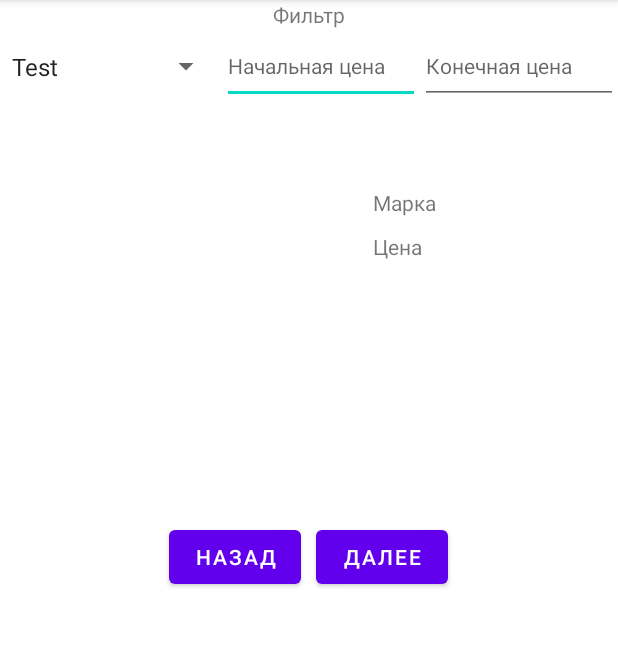
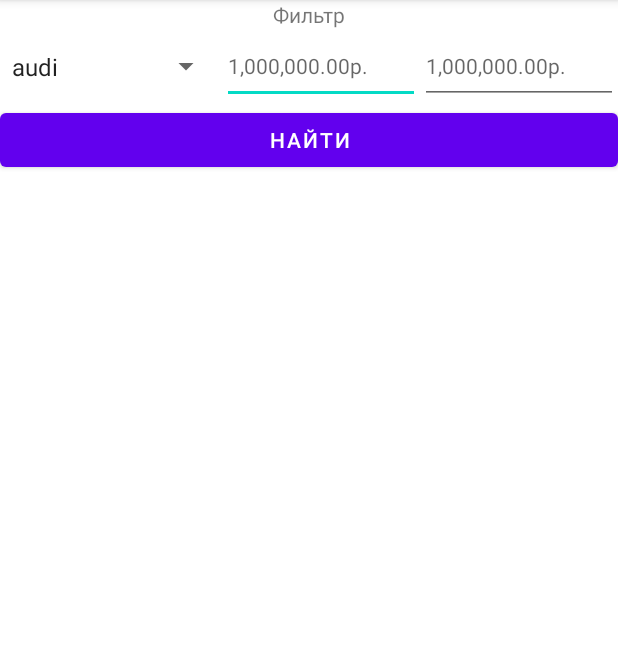
Before and after one commit to manicall/IRA, an Android app: the screen it shows after launch (MainActivity), on a phone screen of 412 x 824 dp, the part 84-731 px from its top. Run offline under Robolectric (Android 15) with nearby library versions, the phone set to English and light mode, and no system bars.

Commit message:
trying hard

```diff
--- a/tired10/app/src/main/java/com/example/tired10/MainActivity.java
+++ b/tired10/app/src/main/java/com/example/tired10/MainActivity.java
@@ -8,90 +8,87 @@ import android.graphics.BitmapFactory;
 import android.graphics.drawable.BitmapDrawable;
 import android.graphics.drawable.Drawable;
 import android.os.Bundle;
-import android.provider.ContactsContract;
+import android.util.Log;
 import android.view.View;
 import android.widget.ArrayAdapter;
+import android.widget.Button;
 import android.widget.ImageView;
 import android.widget.Spinner;
 import android.widget.TextView;
 
 import androidx.appcompat.app.AppCompatActivity;
 
-import com.example.tired10.R;
-
 import java.io.ByteArrayOutputStream;
 import java.util.ArrayList;
+import java.util.HashSet;
+import java.util.Locale;
 
-public class MainActivity extends AppCompatActivity {
+public class MainActivity extends AppCompatActivity implements View.OnClickListener {
+    // хранит записи о машинах по заданному фильтру
     private ArrayList<Car> cars = new ArrayList<>();
-    private ArrayList<String> marks = new ArrayList<>();
-    private ArrayList<View> informationFields = new ArrayList<>();
+    // хранит элементы отображающие записи об автомобилях
+    private ArrayList<View> informationElements = new ArrayList<>();
+    // указатель на текущую запись об автомобилях
+    private int currentCarId = 0;
+    // экземпляр базы данных
+    SQLiteDatabase db;
 
-    private int currentCarId = 0;
+    boolean isVisible = true;
 
     @Override
     protected void onCreate(Bundle savedInstanceState) {
         super.onCreate(savedInstanceState);
         setContentView(R.layout.activity_main);
         // открытие базы данных
-        SQLiteDatabase db =
-                getBaseContext().openOrCreateDatabase("app.db", MODE_PRIVATE, null);
+        db = getBaseContext().openOrCreateDatabase("app.db", MODE_PRIVATE, null);
         // создание записей в базе данных
         addRecords(db);
-        // выборка всех записей из таблицы student
+
+        // заполняем фильтр подсказками
+        initializateFilter();
+        // запоминаем элементы, которые управляют выводом информации об автомобиле
+        // для того чтобы скрывать и выводить их в нужный нам момент
+        setInformationElements();
+        // устанавливаем слушатели на кнопки
+        setOnClickListeners();
+        // скрываем информацию об автомобиле,
+        // так как пользователь еще не задал параметры фильтра
+        hideInformation();
+
+    }
+
+    void initializateFilter(){
+        // HashSet - для исключения повторяющихся элементов
+        // хранит множество всех марок автомобилей из бд
+        HashSet<String> marks = new HashSet<>();
+        // хранит список всех цен автомобилей из бд
+        ArrayList<Double> prices = new ArrayList<>();
+        // запрос на выборку всех данных из таблицы cars
         Cursor carCursor = db.rawQuery("SELECT * FROM cars;", null);
 
-        // добавление записей в список
+        // переход к первой записи в бд
         carCursor.moveToFirst();
+        // извлекаем записи из бд
         while(!carCursor.isAfterLast()){
-            // добавление имени студента
-            cars.add(new Car(
-                    carCursor.getInt(0),
-                    carCursor.getString(1),
-                    carCursor.getString(2),
-                    carCursor.getBlob(3)));
+            // формируем список возможных марок автомобилей с удалением кавычек
+            marks.add(deleteQuotes(carCursor.getString(1)));
+            // формируем список возможных цен автомобилей
+            prices.add(carCursor.getDouble(2));
+            // переход на следующую запись
             carCursor.moveToNext();
         }
+        // закрываем курсор
         carCursor.close();
 
-        TextView startPrice = findViewById(R.id.startPrice);
-        TextView endPrice = findViewById(R.id.endPrice);
+        // устанавливаем записи о марках автомобилей в выпадающий список
+        Spinner spinner = (Spinner) findViewById(R.id.markSpinner);
+        spinnerSetAdapter(spinner, new ArrayList<>(marks));
 
-
-
-        setTextViews();
-
-        hideInformations();
-        showInformations();
-
-        setCarPicture(cars.get(0).getPicture());
-
-        marks.add("Test");
-        Spinner spinner = (Spinner) findViewById(R.id.markSpinner);
-        spinnerSetAdapter(spinner);
+        // устанавливаем подсказки о доступных ценах автомобилей
+        setHintPrice(prices);
     }
-
-    private void setTextViews() {
-        informationFields.add(findViewById(R.id.markName));
-        informationFields.add(findViewById(R.id.markValue));
-        informationFields.add(findViewById(R.id.priceName));
-        informationFields.add(findViewById(R.id.priceValue));
-        informationFields.add(findViewById(R.id.carPicture));
-        informationFields.add(findViewById(R.id.buttonPrevious));
-        informationFields.add(findViewById(R.id.buttonNext));
-    }
-
-    private void hideInformations() {
-        for (View informationField : informationFields)
-            informationField.setVisibility(View.INVISIBLE);
-    }
-
-    private void showInformations() {
-        for (View informationField : informationFields)
-            informationField.setVisibility(View.VISIBLE);
-    }
-
-    private void spinnerSetAdapter(Spinner spinner) {
+    // устанавливает записи о марках автомобилей в выпадающий список
+    private void spinnerSetAdapter(Spinner spinner, ArrayList<String> marks) {
         //Создаем адаптер ArrayAdapter с помощью массива строк и стандартной разметки элемета spinner
         ArrayAdapter<String> adapter = new ArrayAdapter<>(spinner.getContext(),
                 android.R.layout.simple_spinner_item, marks);
@@ -101,32 +98,97 @@ public class MainActivity extends AppCompatActivity {
         spinner.setAdapter(adapter);
     }
 
+    // устанавливает подсказки о доступных ценах автомобилей
+    void setHintPrice(ArrayList<Double> prices){
+        double [] minMax = minMax(prices);
+
+        TextView startPrice = findViewById(R.id.startPrice);
+        TextView endPrice = findViewById(R.id.endPrice);
+
+        startPrice.setHint(priceToString(minMax[0]));
+        endPrice.setHint(priceToString(minMax[1]));
+    }
+
+    private double[] minMax(ArrayList<Double> prices){
+        double min = prices.get(0);
+        double max = prices.get(0);
+        for (Double price : prices) {
+            if (min > price) min = price;
+            if (max < price) max = price;
+        }
+        return new double[]{min, max};
+    }
+
+     private void setOnClickListeners(){
+        Button bPrevious = findViewById(R.id.buttonPrevious);
+        Button bNext = findViewById(R.id.buttonNext);
+        Button bFind = findViewById(R.id.buttonFind);
+
+        bPrevious.setOnClickListener(this);
+        bNext.setOnClickListener(this);
+        bFind.setOnClickListener(this);
+    }
+
+    private void setInformationElements() {
+        informationElements.add(findViewById(R.id.markName));
+        informationElements.add(findViewById(R.id.markValue));
+        informationElements.add(findViewById(R.id.priceName));
+        informationElements.add(findViewById(R.id.priceValue));
+        informationElements.add(findViewById(R.id.carPicture));
+        informationElements.add(findViewById(R.id.buttonPrevious));
+        informationElements.add(findViewById(R.id.buttonNext));
+    }
+
+    private void hideInformation() {
+        if (isVisible) {
+            for (View informationElement : informationElements)
+                informationElement.setVisibility(View.INVISIBLE);
+            isVisible = false;
+        }
+    }
+
+    private void showInformation() {
+        if (!isVisible) {
+        for (View informationElement: informationElements)
+            informationElement.setVisibility(View.VISIBLE);
+            isVisible = true;
+        }
+    }
+
     private void createTable(SQLiteDatabase db) {
         db.execSQL("CREATE TABLE IF NOT EXISTS cars (" +
                 "id INTEGER PRIMARY KEY, " +
                 "mark TEXT NOT NULL, " +
-                "price TEXT NOT NULL, " +
+                "price REAL NOT NULL, " +
                 "picture BLOB)");
     }
 
-
-
-    private void addCar(SQLiteDatabase db, String mark, String price, byte[] picture) {
+    private void addCar(SQLiteDatabase db, String mark, double price, byte[] picture) {
         ContentValues cv = new  ContentValues();
         cv.put("mark",  "'" + mark + "'");
-        cv.put("price", "'" + price + " руб.'");
+        cv.put("price", price);
         cv.put("picture", picture);
 
         db.insert("cars", null, cv );
     }
 
     private void setDataFromCursor() {
-        /*cars.get(0);
-        textName.setText(name);
-        textDescription.setText(description);
-        Bitmap bitmapPhoto = BitmapFactory.decodeByteArray(photo, 8, photo.length - 8);
-        photoImage.setImageBitmap(bitmapPhoto);
-        */
+        Car car = cars.get(currentCarId);
+
+        TextView mark = findViewById(R.id.markValue);
+        TextView price = findViewById(R.id.priceValue);
+
+        mark.setText(car.mark);
+        price.setText(priceToString(car.price));
+        setCarPicture(car.picture);
+    }
+
+
+
+    private void setCarPicture(byte[] blob){
+        Bitmap bitmap = BitmapFactory.decodeByteArray(blob, 0,blob.length);
+        ImageView carPicture = findViewById(R.id.carPicture);
+        carPicture.setImageBitmap(bitmap);
     }
 
     // создаем записи таблицы
@@ -134,8 +196,7 @@ public class MainActivity extends AppCompatActivity {
         db.execSQL("drop table if exists cars");
         createTable(db);
 
-
-        addCar(db, "'audi'", "'1 000 000'", drawableToByteArray(R.mipmap.ic_audi2));
+        addCar(db, "'audi'", 1000000.00, drawableToByteArray(R.mipmap.ic_audi2_foreground));
     }
 
     private byte[] drawableToByteArray(int id){
@@ -147,39 +208,88 @@ public class MainActivity extends AppCompatActivity {
         bitmap.recycle();
         return byteArray;
     }
-    private void setCarPicture(byte[] blob){
-        Bitmap bitmap = BitmapFactory.decodeByteArray(blob, 0,blob.length);
-        ImageView carPicture = findViewById(R.id.carPicture);
-        carPicture.setImageBitmap(bitmap);
+
+
+    @Override
+    public void onClick(View view) {
+        if(isValidate()) {
+            switch (view.getId()) {
+                case R.id.buttonPrevious: currentCarId--; break;
+                case R.id.buttonNext:     currentCarId++; break;
+            }
+        }
+        switch (view.getId()) {
+            case R.id.buttonFind: find(); break;
+        }
+        Log.d("TAG", "onClick: " + currentCarId);
     }
 
+    private boolean isValidate(){
+        return currentCarId >= 0 && currentCarId < cars.size();
+    }
+
+    public void find() {
+        currentCarId = 0;
+        TextView startPrice = findViewById(R.id.startPrice);
+        TextView endPrice = findViewById(R.id.endPrice);
+
+        Log.d("TAG", "find: " + priceToDouble(startPrice.getText()));
+
+        fillCars(priceToDouble(startPrice.getText()), priceToDouble(endPrice.getText()));
+        setDataFromCursor();
+        showInformation();
+    }
+
+    void fillCars(double startPrice, double endPrice){
+        cars.clear();
+        Cursor carCursor = db.rawQuery("SELECT * FROM cars WHERE price BETWEEN "
+                + startPrice + " AND " + endPrice + ";", null);
+        // добавление записей в список
+        carCursor.moveToFirst();
+        while(!carCursor.isAfterLast()){
+            cars.add(new Car(
+                    carCursor.getInt(0),
+                    deleteQuotes(carCursor.getString(1)),
+                    carCursor.getDouble(2),
+                    carCursor.getBlob(3)));
+            carCursor.moveToNext();
+        }
+        carCursor.close();
+    }
+
+    // для удобного хранения записей об автомобиле
     private class Car {
-        int id;
+        private int id;
         String mark;
-        String price;
-        byte[] picture;
+        double price;
+        private byte[] picture;
 
-        Car(int id, String mark, String price, byte[] picture) {
+        Car(int id, String mark, double price, byte[] picture) {
             this.id = id;
             this.mark = mark;
             this.price = price;
             this.picture = picture;
         }
+    }
 
-        public int getId() {
-            return id;
-        }
+    // переводим цену в удобочитаемый формат
+    private String priceToString(double price){
+        return String.format(Locale.ROOT,"%,.2f", price) + "р.";
+    }
+    // переводим цену из удобочитаемого формата в double
+    private double priceToDouble(CharSequence price){
+        return priceToDouble(price.toString());
+    }
+    // переводим цену из удобочитаемого формата в double
+    private double priceToDouble(String price){
+        Log.d("TAG", "priceToDouble: " + price);
+        price = price.replace(",", "");
+        price = price.replace("p.", "");
+        Log.d("TAG", "priceToDouble: " + price);
+        return Double.valueOf(price);
+    }
 
-        public String getMark() {
-            return mark;
-        }
-
-        public String getPrice() {
-            return price;
-        }
-
-        public byte[] getPicture() {
-            return picture;
-        }
+    private String deleteQuotes(String mark){
+        return mark.replace("\'", "");
     }
 }
--- a/tired10/app/src/main/res/layout/activity_main.xml
+++ b/tired10/app/src/main/res/layout/activity_main.xml
@@ -91,7 +91,7 @@
         android:id="@+id/constraintLayout"
         android:layout_width="match_parent"
         android:layout_height="230dp"
-        android:layout_marginTop="24dp"
+        android:layout_marginTop="100dp"
         app:layout_constraintEnd_toEndOf="parent"
         app:layout_constraintStart_toStartOf="parent"
         app:layout_constraintTop_toBottomOf="@+id/linearLayout2">
@@ -152,4 +152,13 @@
         </TableLayout>
     </androidx.constraintlayout.widget.ConstraintLayout>
 
+    <Button
+        android:id="@+id/buttonFind"
+        android:layout_width="match_parent"
+        android:layout_height="wrap_content"
+        android:text="найти"
+        app:layout_constraintEnd_toEndOf="parent"
+        app:layout_constraintStart_toStartOf="parent"
+        app:layout_constraintTop_toBottomOf="@+id/linearLayout2" />
+
 </androidx.constraintlayout.widget.ConstraintLayout>
--- a/tired10/app/src/main/res/mipmap-anydpi-v26/ic_audi2_round.xml
+++ /dev/null
@@ -1,5 +0,0 @@
-<?xml version="1.0" encoding="utf-8"?>
-<adaptive-icon xmlns:android="http://schemas.android.com/apk/res/android">
-    <background android:drawable="@color/ic_audi2_background"/>
-    <foreground android:drawable="@mipmap/ic_audi2_foreground"/>
-</adaptive-icon>
--- a/tired10/app/src/main/res/values/ic_audi2_background.xml
+++ b/tired10/app/src/main/res/values/ic_audi_background.xml
@@ -1,4 +1,4 @@
 <?xml version="1.0" encoding="utf-8"?>
 <resources>
-    <color name="ic_audi2_background">#000000</color>
+    <color name="ic_audi_background">#3DDC84</color>
 </resources>
```
Also changed, not shown: tired10/app/src/main/res/mipmap-hdpi/ic_audi2.png (deleted), tired10/app/src/main/res/mipmap-hdpi/ic_audi2_round.png (deleted), tired10/app/src/main/res/mipmap-mdpi/ic_audi2.png (deleted), tired10/app/src/main/res/mipmap-mdpi/ic_audi2_round.png (deleted), tired10/app/src/main/res/mipmap-xhdpi/ic_audi2.png (deleted), tired10/app/src/main/res/mipmap-xhdpi/ic_audi2_round.png (deleted), tired10/app/src/main/res/mipmap-xxhdpi/ic_audi2.png (deleted), tired10/app/src/main/res/mipmap-xxhdpi/ic_audi2_round.png (deleted), tired10/app/src/main/res/mipmap-xxxhdpi/ic_audi2.png (deleted), tired10/app/src/main/res/mipmap-xxxhdpi/ic_audi2_round.png (deleted).
